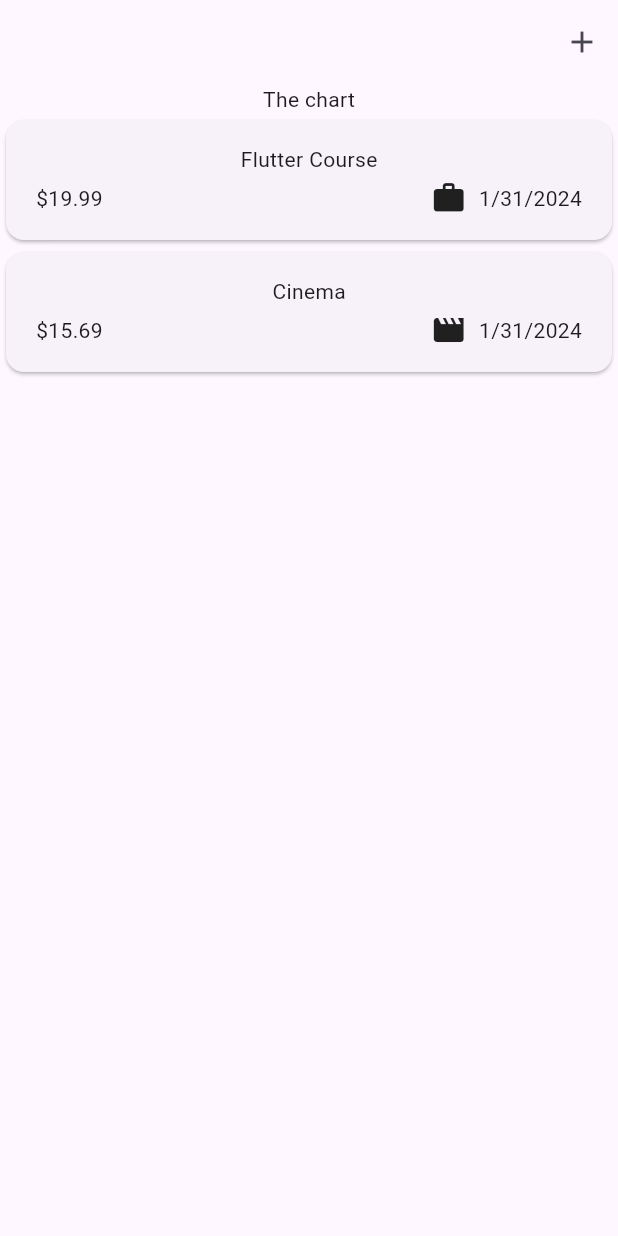
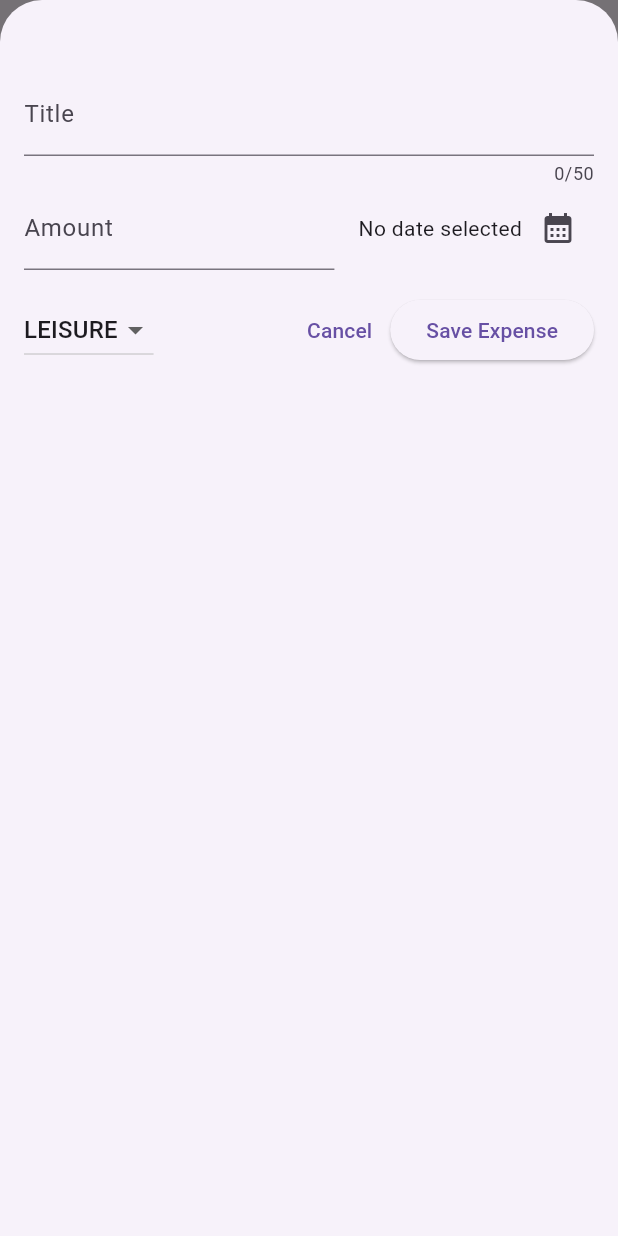
Before and after one commit to devakdogan/mobile-expense-tracker, a Flutter app: the screen it shows after launch, after a tap on the "add" icon, on a phone screen of 412 x 824 dp. Run offline on Flutter 3.47's test engine with Material 3 defaults, Android fonts, the phone set to English and light mode, and no system bars.

Commit message:
Add and delete feature added

```diff
--- a/lib/main.dart
+++ b/lib/main.dart
@@ -2,5 +2,7 @@ import 'package:flutter/material.dart';
 import 'package:expense_tracker/widgets/expenses.dart';
 
 void main() {
-  runApp(const MaterialApp(home: Expenses()));
+  runApp(const MaterialApp(
+    home: Expenses(),
+  ));
 }
--- a/lib/widgets/expenses.dart
+++ b/lib/widgets/expenses.dart
@@ -1,5 +1,6 @@
 import 'package:expense_tracker/widgets/expenses_list/expenses_list.dart';
 import 'package:expense_tracker/models/expense.dart';
+import 'package:expense_tracker/widgets/new_expense.dart';
 import 'package:flutter/material.dart';
 
 class Expenses extends StatefulWidget {
@@ -27,17 +28,73 @@ class _ExpensesState extends State<Expenses> {
     ),
   ];
 
+  void _openAddExpenseOverlay() {
+    showModalBottomSheet(
+        isScrollControlled: true,
+        context: context,
+        builder: (ctx) => NewExpense(
+              onAddExpense: _addExpense,
+            ));
+  }
+
+  void _addExpense(Expense expense) {
+    setState(() {
+      _registeredExpenses.add(expense);
+    });
+  }
+
+  void _removeExpense(Expense expense) {
+    final expenseIndex = _registeredExpenses.indexOf(expense);
+    setState(() {
+      _registeredExpenses.remove(expense);
+    });
+    ScaffoldMessenger.of(context).clearSnackBars();
+    ScaffoldMessenger.of(context).showSnackBar(
+      SnackBar(
+        duration: const Duration(seconds: 3),
+        content: Text('Record ${expense.title} deleted!'),
+        action: SnackBarAction(
+          label: 'Undo',
+          onPressed: () {
+            setState(() {
+              _registeredExpenses.insert(expenseIndex, expense);
+            });
+          },
+        ),
+      ),
+    );
+  }
+
   @override
   Widget build(BuildContext context) {
+    Widget mainContent = const Center(
+      child: Text('No expenses found. Start adding some!'),
+    );
+
+    if (_registeredExpenses.isNotEmpty) {
+      mainContent = ExpensesList(
+        expenses: _registeredExpenses,
+        onRemoveExpense: _removeExpense,
+      );
+    }
+
     return Scaffold(
       appBar: AppBar(
-        actions: [IconButton(onPressed: () {}, icon: const Icon(Icons.add))],
+        title: const Text('Flutter ExpenseTracker'),
+        actions: [
+          IconButton(
+            onPressed: _openAddExpenseOverlay,
+            icon: const Icon(Icons.add),
+          )
+        ],
       ),
       body: Column(
         children: [
           // Toolbar with the Add Button
           const Text('The chart'),
-          Expanded(child: ExpensesList(expenses: _registeredExpenses)),
+          Expanded(
+            child: mainContent,
+          ),
         ],
       ),
     );
--- a/lib/widgets/expenses_list/expenses_list.dart
+++ b/lib/widgets/expenses_list/expenses_list.dart
@@ -3,15 +3,23 @@ import 'package:expense_tracker/widgets/expenses_list/expense_item.dart';
 import 'package:flutter/material.dart';
 
 class ExpensesList extends StatelessWidget {
-  const ExpensesList({super.key, required this.expenses});
+  const ExpensesList(
+      {super.key, required this.expenses, required this.onRemoveExpense});
 
   final List<Expense> expenses;
+  final void Function(Expense expense) onRemoveExpense;
 
   @override
   Widget build(BuildContext context) {
     return ListView.builder(
       itemCount: expenses.length,
-      itemBuilder: (ctx, index) => ExpenseItem(expenses[index]),
+      itemBuilder: (ctx, index) => Dismissible(
+        key: ValueKey(expenses[index]),
+        onDismissed: (direction) {
+          onRemoveExpense(expenses[index]);
+        },
+        child: ExpenseItem(expenses[index]),
+      ),
     );
   }
 }
--- /dev/null
+++ b/lib/widgets/new_expense.dart
@@ -0,0 +1,159 @@
+import 'package:flutter/material.dart';
+import 'package:expense_tracker/models/expense.dart';
+
+class NewExpense extends StatefulWidget {
+  const NewExpense({super.key, required this.onAddExpense});
+
+  final void Function(Expense expense) onAddExpense;
+
+  @override
+  State<NewExpense> createState() {
+    return _NewExpenseState();
+  }
+}
+
+class _NewExpenseState extends State<NewExpense> {
+  final _titleController = TextEditingController();
+  final _amountController = TextEditingController();
+  DateTime? _selectedDate;
+  Category _selectedCategory = Category.leisure;
+
+  void _presentDatePicker() async {
+    final now = DateTime.now();
+    final firstDate = DateTime(now.year - 1, now.month, now.day);
+    final pickedDate = await showDatePicker(
+      context: context,
+      initialDate: now,
+      firstDate: firstDate,
+      lastDate: now,
+    );
+    setState(() {
+      _selectedDate = pickedDate;
+    });
+  }
+
+  void _submitExpenseData() {
+    final enteredAmount = double.tryParse(_amountController.text);
+    final amountIsInvalid = enteredAmount == null || enteredAmount <= 0;
+    if (_titleController.text.trim().isEmpty ||
+        amountIsInvalid ||
+        _selectedDate == null) {
+      showDialog(
+        context: context,
+        builder: (ctx) => AlertDialog(
+          title: const Text('Invalid input'),
+          content: const Text(
+              'Please make sure a valid title, amount, date and category was entered.'),
+          actions: [
+            TextButton(
+              onPressed: () {
+                Navigator.pop(ctx);
+              },
+              child: const Text('Okay'),
+            )
+          ],
+        ),
+      );
+      return;
+    }
+    widget.onAddExpense(
+      Expense(
+          title: _titleController.text,
+          amount: enteredAmount,
+          date: _selectedDate!,
+          category: _selectedCategory),
+    );
+    Navigator.pop(context);
+  }
+
+  @override
+  void dispose() {
+    _titleController.dispose();
+    _amountController.dispose();
+    super.dispose();
+  }
+
+  @override
+  Widget build(BuildContext context) {
+    return Padding(
+      padding: const EdgeInsets.fromLTRB(16, 48, 16, 16),
+      child: Column(
+        children: [
+          TextField(
+            controller: _titleController,
+            maxLength: 50,
+            decoration: const InputDecoration(label: Text('Title')),
+          ),
+          Row(
+            children: [
+              Expanded(
+                child: TextField(
+                  controller: _amountController,
+                  keyboardType: TextInputType.number,
+                  decoration: const InputDecoration(
+                    prefixText: '\$ ',
+                    label: Text('Amount'),
+                  ),
+                ),
+              ),
+              const SizedBox(
+                width: 16,
+              ),
+              Row(
+                mainAxisAlignment: MainAxisAlignment.end,
+                crossAxisAlignment: CrossAxisAlignment.center,
+                children: [
+                  Text(_selectedDate == null
+                      ? 'No date selected'
+                      : formatter.format(_selectedDate!)),
+                  IconButton(
+                    onPressed: _presentDatePicker,
+                    icon: const Icon(Icons.calendar_month),
+                  )
+                ],
+              )
+            ],
+          ),
+          const SizedBox(
+            height: 16,
+          ),
+          Row(
+            children: [
+              DropdownButton(
+                  value: _selectedCategory,
+                  items: Category.values
+                      .map(
+                        (category) => DropdownMenuItem(
+                          value: category,
+                          child: Text(
+                            category.name.toUpperCase(),
+                          ),
+                        ),
+                      )
+                      .toList(),
+                  onChanged: (value) {
+                    if (value == null) {
+                      return;
+                    }
+                    setState(() {
+                      _selectedCategory = value;
+                    });
+                  }),
+              const Spacer(),
+              TextButton(
+                onPressed: () {
+                  Navigator.pop(context);
+                },
+                child: const Text('Cancel'),
+              ),
+              ElevatedButton(
+                onPressed: _submitExpenseData,
+                child: const Text('Save Expense'),
+              )
+            ],
+          )
+        ],
+      ),
+    );
+  }
+}
```
